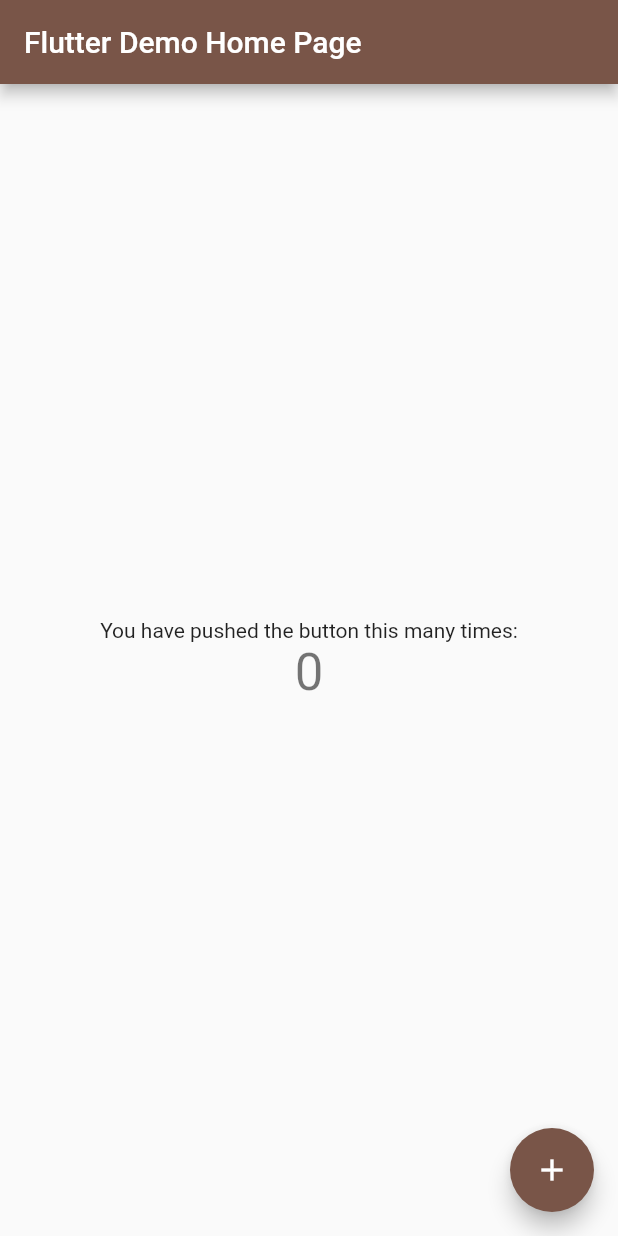
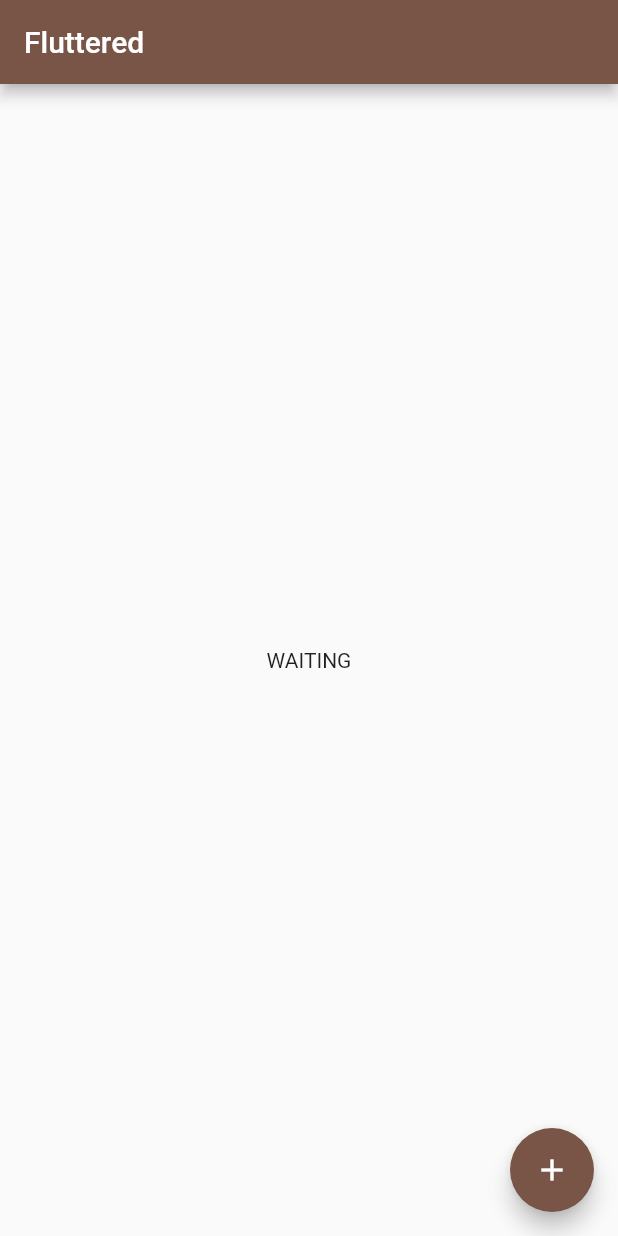
Before and after one commit to arabbani/fluttered, a Flutter app: the screen it shows after launch, on a phone screen of 412 x 824 dp. Run offline on Flutter 3.47's test engine with Material 2 defaults, Android fonts, the phone set to English and light mode, and no system bars; our stand-ins replace shared_preferences.

Commit message:
LifecycleManager added

```diff
--- a/example/lib/main.dart
+++ b/example/lib/main.dart
@@ -1,6 +1,7 @@
+import 'package:example/src/screen/home_page.dart';
+import 'package:example/src/util/theme.dart';
 import 'package:flutter/material.dart';
 import 'package:fluttered/fluttered.dart';
-import 'package:example/src/util/theme.dart';
 
 void main() {
   flutteredConfig(
@@ -15,63 +16,16 @@ void main() {
 class MyApp extends StatelessWidget {
   @override
   Widget build(BuildContext context) {
-    return ThemeManager(
-      builder: (context, theme) => MaterialApp(
-        title: 'Flutter Demo',
-        theme: theme,
-        home: MyHomePage(title: 'Flutter Demo Home Page'),
+    return LifecycleManager(
+      onPaused: () => print('PAUSED'),
+      onResumed: () => print('RESUMED'),
+      child: ThemeManager(
+        builder: (context, theme) => MaterialApp(
+          title: 'Fluttered',
+          theme: theme,
+          home: HomePage(title: 'Fluttered'),
+        ),
       ),
     );
   }
 }
-
-class MyHomePage extends StatefulWidget {
-  MyHomePage({Key key, this.title}) : super(key: key);
-
-  final String title;
-
-  @override
-  _MyHomePageState createState() => _MyHomePageState();
-}
-
-class _MyHomePageState extends State<MyHomePage> {
-  int _counter = 0;
-
-  void _incrementCounter(BuildContext context) {
-    setState(() {
-      _counter++;
-      if (_counter > 1) {
-        _counter = 0;
-      }
-    });
-    ThemeManager.of(context).setTheme(availableThemes.keys.toList()[_counter]);
-  }
-
-  @override
-  Widget build(BuildContext context) {
-    return Scaffold(
-      appBar: AppBar(
-        title: Text(widget.title),
-      ),
-      body: Center(
-        child: Column(
-          mainAxisAlignment: MainAxisAlignment.center,
-          children: <Widget>[
-            Text(
-              'You have pushed the button this many times:',
-            ),
-            Text(
-              '$_counter',
-              style: Theme.of(context).textTheme.display1,
-            ),
-          ],
-        ),
-      ),
-      floatingActionButton: FloatingActionButton(
-        onPressed: () => _incrementCounter(context),
-        tooltip: 'Increment',
-        child: Icon(Icons.add),
-      ),
-    );
-  }
-}
--- /dev/null
+++ b/example/lib/src/screen/home_page.dart
@@ -0,0 +1,54 @@
+import 'package:example/src/util/theme.dart';
+import 'package:flutter/material.dart';
+import 'package:fluttered/fluttered.dart';
+
+class HomePage extends StatefulWidget {
+  HomePage({Key key, this.title}) : super(key: key);
+
+  final String title;
+
+  @override
+  _HomePageState createState() => _HomePageState();
+}
+
+class _HomePageState extends State<HomePage> {
+  int _counter = 0;
+
+  void _incrementCounter(BuildContext context) {
+    setState(() {
+      _counter++;
+      if (_counter > 1) {
+        _counter = 0;
+      }
+    });
+    ThemeManager.of(context).setTheme(availableThemes.keys.toList()[_counter]);
+  }
+
+  @override
+  Widget build(BuildContext context) {
+    return Scaffold(
+      appBar: AppBar(
+        title: Text(widget.title),
+      ),
+      body: Center(
+        child: StreamBuilder(
+          stream: lifecycleState,
+          builder: (context, snapshot) {
+            if (snapshot.connectionState == ConnectionState.waiting) {
+              return Text('WAITING');
+            } else if (snapshot.hasError) {
+              return Text('APP LIFECYCLE_STATE ERROR');
+            } else {
+              return Text(snapshot.data.toString());
+            }
+          },
+        ),
+      ),
+      floatingActionButton: FloatingActionButton(
+        onPressed: () => _incrementCounter(context),
+        tooltip: 'Increment',
+        child: Icon(Icons.add),
+      ),
+    );
+  }
+}
--- a/lib/src/widget/lifecycle_manager.dart
+++ b/lib/src/widget/lifecycle_manager.dart
@@ -2,11 +2,30 @@ import 'dart:async';
 
 import 'package:flutter/widgets.dart';
 
-StreamController<AppLifecycleState> _lifecycleState;
+StreamController<AppLifecycleState> _lifecycleStateController;
 
-Stream<AppLifecycleState> currentLifecycleState;
+Stream<AppLifecycleState> lifecycleState;
 
 class LifecycleManager extends StatefulWidget {
+  /// The widget below this widget in the tree.
+  ///
+  /// Must not be null.
+  final Widget child;
+
+  /// Called when the application is paused.
+  final VoidCallback onPaused;
+
+  /// Called when the application is resumed.
+  final VoidCallback onResumed;
+
+  const LifecycleManager({
+    Key key,
+    @required this.child,
+    this.onPaused,
+    this.onResumed,
+  })  : assert(child != null, 'child must not be null'),
+        super(key: key);
+
   @override
   _LifecycleManagerState createState() => _LifecycleManagerState();
 }
@@ -16,25 +35,32 @@ class _LifecycleManagerState extends State<LifecycleManager>
   @override
   void initState() {
     super.initState();
-    _lifecycleState = StreamController();
-    currentLifecycleState = _lifecycleState.stream;
+    _lifecycleStateController = StreamController();
+    lifecycleState = _lifecycleStateController.stream;
     WidgetsBinding.instance.addObserver(this);
   }
 
   @override
   void dispose() {
-    _lifecycleState?.close();
+    _lifecycleStateController?.close();
     WidgetsBinding.instance.removeObserver(this);
     super.dispose();
   }
 
   @override
   void didChangeAppLifecycleState(AppLifecycleState state) {
-    _lifecycleState.add(state);
+    _lifecycleStateController.add(state);
+    switch (state) {
+      case AppLifecycleState.paused:
+        widget.onPaused?.call();
+        break;
+      case AppLifecycleState.resumed:
+        widget.onResumed?.call();
+        break;
+      default:
+    }
   }
 
   @override
-  Widget build(BuildContext context) {
-    return Container();
-  }
+  Widget build(BuildContext context) => widget.child;
 }
--- a/lib/src/widget/widget.dart
+++ b/lib/src/widget/widget.dart
@@ -1,3 +1,4 @@
 export 'stateful_wrapper.dart';
 export 'pvc.dart';
 export 'theme_manager.dart';
+export 'lifecycle_manager.dart';
```
